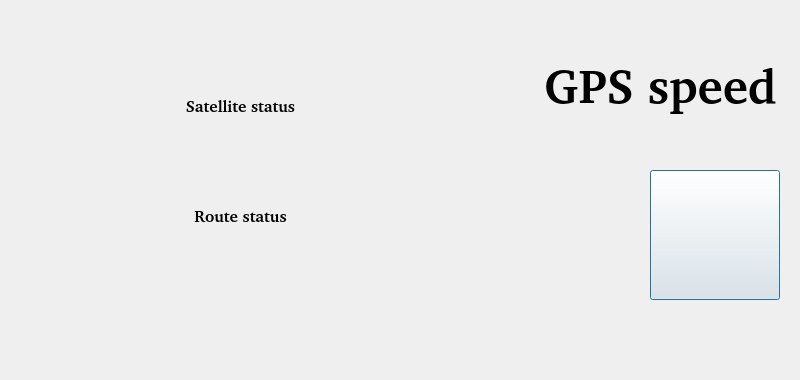
Above: Client/routesavedialog.ui from ArtemD/SpeedFreak before the change. Below: the same form after it.
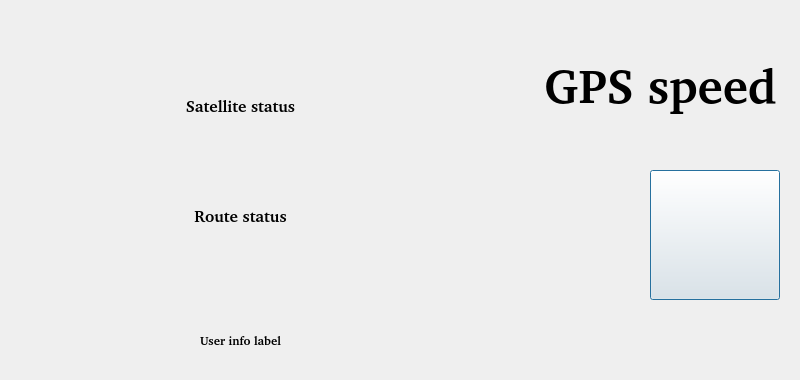
That is the form after the change. Icons and pictures are not drawn.

Diff of the .ui file:
```diff
--- a/Client/routesavedialog.ui
+++ b/Client/routesavedialog.ui
@@ -182,6 +182,19 @@
     <pixmap resource="graphics.qrc">:/new/prefix1/Graphics/sf_2.png</pixmap>
    </property>
   </widget>
+  <widget class="QLabel" name="label_2">
+   <property name="geometry">
+    <rect>
+     <x>200</x>
+     <y>320</y>
+     <width>501</width>
+     <height>41</height>
+    </rect>
+   </property>
+   <property name="text">
+    <string>User info label</string>
+   </property>
+  </widget>
  </widget>
  <resources>
   <include location="graphics.qrc"/>
```
